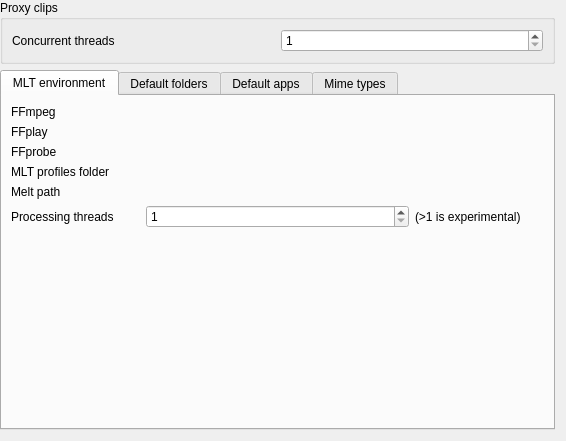
First picture: the form in src/ui/configenv_ui.ui, repository KDE/kdenlive, before the edit.
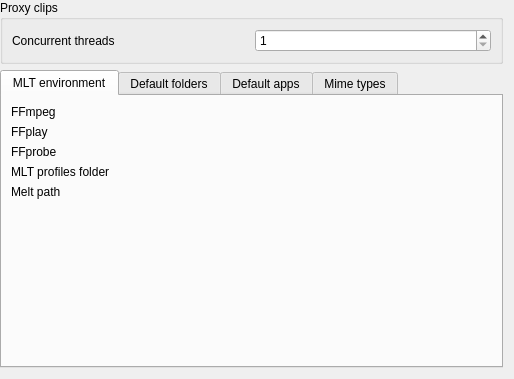
Second picture: the form after the edit. Custom widgets are drawn as their Qt base class.

Commit message: Get rid of buggy processing threads setting

```diff
--- a/src/ui/configenv_ui.ui
+++ b/src/ui/configenv_ui.ui
@@ -6,8 +6,8 @@
    <rect>
     <x>0</x>
     <y>0</y>
-    <width>566</width>
-    <height>441</height>
+    <width>514</width>
+    <height>379</height>
    </rect>
   </property>
   <layout class="QGridLayout" name="gridLayout">
@@ -27,43 +27,9 @@
        <string>MLT environment</string>
       </attribute>
       <layout class="QGridLayout" name="gridLayout_3">
-       <item row="0" column="1" colspan="3">
+       <item row="0" column="1" colspan="2">
         <widget class="KUrlRequester" name="ffmpegurl"/>
        </item>
-       <item row="5" column="0">
-        <widget class="QLabel" name="label_6">
-         <property name="text">
-          <string>Processing threads</string>
-         </property>
-        </widget>
-       </item>
-       <item row="1" column="1" colspan="3">
-        <widget class="KUrlRequester" name="ffplayurl"/>
-       </item>
-       <item row="4" column="1" colspan="3">
-        <widget class="KUrlRequester" name="rendererpathurl"/>
-       </item>
-       <item row="5" column="3">
-        <widget class="QLabel" name="label_7">
-         <property name="text">
-          <string>(&gt;1 is experimental)</string>
-         </property>
-        </widget>
-       </item>
-       <item row="4" column="0">
-        <widget class="QLabel" name="label_2">
-         <property name="text">
-          <string>Melt path</string>
-         </property>
-        </widget>
-       </item>
-       <item row="0" column="0">
-        <widget class="QLabel" name="label_8">
-         <property name="text">
-          <string>FFmpeg</string>
-         </property>
-        </widget>
-       </item>
        <item row="3" column="0">
         <widget class="QLabel" name="label">
          <property name="text">
@@ -71,7 +37,28 @@
          </property>
         </widget>
        </item>
-       <item row="6" column="1">
+       <item row="0" column="0">
+        <widget class="QLabel" name="label_8">
+         <property name="text">
+          <string>FFmpeg</string>
+         </property>
+        </widget>
+       </item>
+       <item row="2" column="0">
+        <widget class="QLabel" name="label_14">
+         <property name="text">
+          <string>FFprobe</string>
+         </property>
+        </widget>
+       </item>
+       <item row="4" column="0">
+        <widget class="QLabel" name="label_2">
+         <property name="text">
+          <string>Melt path</string>
+         </property>
+        </widget>
+       </item>
+       <item row="5" column="1">
         <spacer name="verticalSpacer_2">
          <property name="orientation">
           <enum>Qt::Vertical</enum>
@@ -84,9 +71,6 @@
          </property>
         </spacer>
        </item>
-       <item row="3" column="1" colspan="3">
-        <widget class="KUrlRequester" name="mltpathurl"/>
-       </item>
        <item row="1" column="0">
         <widget class="QLabel" name="label_13">
          <property name="text">
@@ -94,27 +78,16 @@
          </property>
         </widget>
        </item>
-       <item row="5" column="1" colspan="2">
-        <widget class="QSpinBox" name="kcfg_mltthreads">
-         <property name="sizePolicy">
-          <sizepolicy hsizetype="Minimum" vsizetype="Fixed">
-           <horstretch>0</horstretch>
-           <verstretch>0</verstretch>
-          </sizepolicy>
-         </property>
-         <property name="minimum">
-          <number>1</number>
-         </property>
-        </widget>
+       <item row="1" column="1" colspan="2">
+        <widget class="KUrlRequester" name="ffplayurl"/>
        </item>
-       <item row="2" column="0">
-        <widget class="QLabel" name="label_14">
-         <property name="text">
-          <string>FFprobe</string>
-         </property>
-        </widget>
+       <item row="3" column="1" colspan="2">
+        <widget class="KUrlRequester" name="mltpathurl"/>
        </item>
-       <item row="2" column="1" colspan="3">
+       <item row="4" column="1" colspan="2">
+        <widget class="KUrlRequester" name="rendererpathurl"/>
+       </item>
+       <item row="2" column="1" colspan="2">
         <widget class="KUrlRequester" name="ffprobeurl"/>
        </item>
       </layout>
```
The commit also changes 8 other files.
